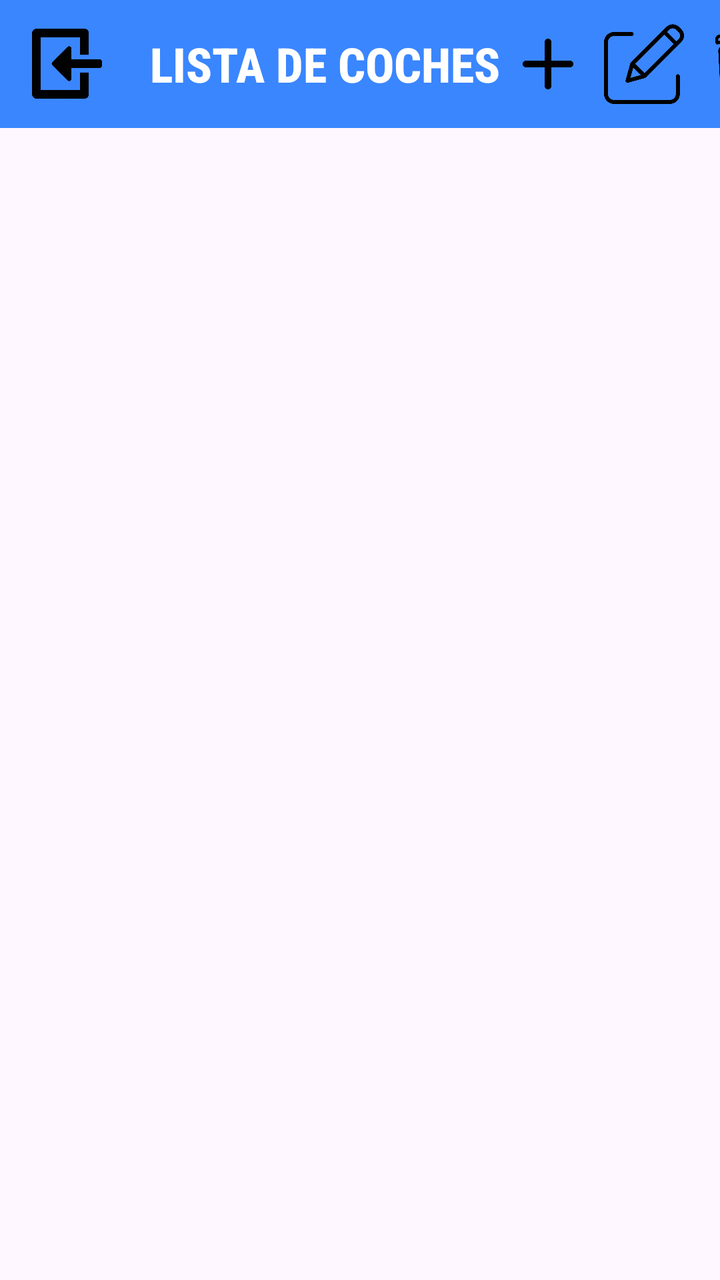
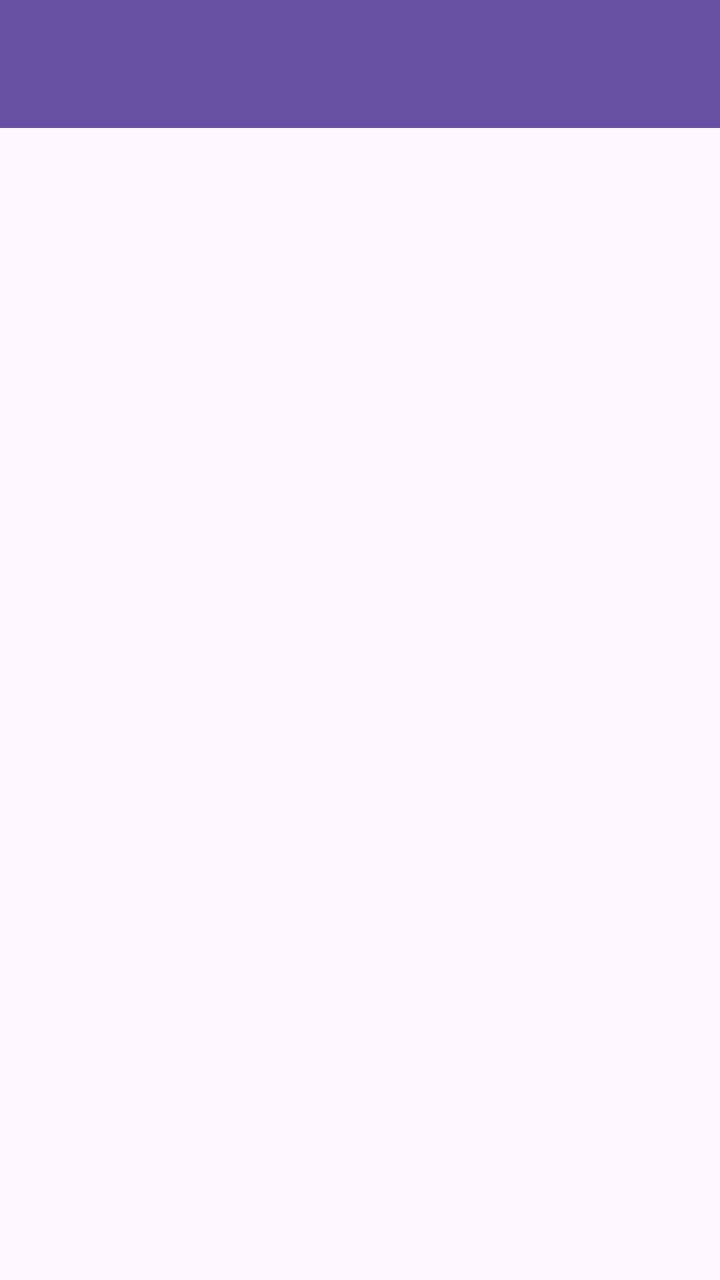

The first picture is an Android layout as it rendered before a commit; the second is the same layout after the commit. The layout source and the unified diff follow.
<!-- AndroidManifest.xml: application theme Theme.PracticaAndroid -->
<!-- res/layout/activity_lista.xml -->
<?xml version="1.0" encoding="utf-8"?>
<LinearLayout xmlns:android="http://schemas.android.com/apk/res/android"
    xmlns:app="http://schemas.android.com/apk/res-auto"
    xmlns:tools="http://schemas.android.com/tools"
    android:id="@+id/main"
    android:layout_width="match_parent"
    android:layout_height="match_parent"
    android:orientation="vertical"
    tools:context=".coches.ListaActivity">

    <androidx.appcompat.widget.Toolbar
        android:id="@+id/toolbar"
        android:layout_width="match_parent"
        android:layout_height="wrap_content"
        android:background="#3A86FF"
        android:minHeight="?attr/actionBarSize"
        android:theme="?attr/actionBarTheme"
        app:layout_constraintTop_toTopOf="parent"
        app:layout_constraintStart_toStartOf="parent"
        app:layout_constraintEnd_toEndOf="parent">

        <ImageView
            android:id="@+id/atras"
            android:layout_width="35dp"
            android:layout_height="35dp"
            app:layout_constraintBottom_toBottomOf="parent"
            app:layout_constraintEnd_toEndOf="parent"
            app:layout_constraintHorizontal_bias="0.042"
            app:layout_constraintStart_toStartOf="parent"
            app:layout_constraintTop_toTopOf="parent"
            app:layout_constraintVertical_bias="0.021"
            app:srcCompat="@drawable/atras" />

        <TextView
            android:id="@+id/textView6"
            android:layout_width="wrap_content"
            android:layout_height="wrap_content"
            android:fontFamily="sans-serif-condensed-medium"
            android:gravity="center"
            android:text="LISTA DE COCHES"
            android:textAlignment="center"
            android:textColor="@color/white"
            android:textSize="24sp"
            android:textStyle="bold"
            android:layout_marginStart="40dp"
            app:layout_constraintBottom_toBottomOf="parent"
            app:layout_constraintEnd_toEndOf="parent"
            app:layout_constraintHorizontal_bias="0.496"
            app:layout_constraintStart_toStartOf="parent"
            app:layout_constraintTop_toTopOf="parent"
            app:layout_constraintVertical_bias="0.022" />

        <LinearLayout
            android:layout_width="wrap_content"
            android:layout_height="match_parent"
            android:layout_gravity="end"
            android:orientation="horizontal">

            <ImageView
                android:id="@+id/iconoMas"
                android:layout_width="40dp"
                android:layout_height="40dp"
                android:layout_margin="4dp"
                app:srcCompat="@drawable/mas" />

            <ImageView
                android:id="@+id/iconoEditar"
                android:layout_width="40dp"
                android:layout_height="40dp"
                android:layout_margin="4dp"
                app:srcCompat="@drawable/editar" />

            <ImageView
                android:id="@+id/iconoEliminar"
                android:layout_width="40dp"
                android:layout_height="40dp"
                android:layout_margin="4dp"
                app:srcCompat="@drawable/eliminar" />

        </LinearLayout>

    </androidx.appcompat.widget.Toolbar>

    <androidx.recyclerview.widget.RecyclerView
        android:id="@+id/lista"
        android:layout_width="match_parent"
        android:layout_height="match_parent" />

</LinearLayout>
<!-- resources referenced by this layout -->
<resources>
  <color name="white">#FFFFFFFF</color>
  <!-- drawable atras: png bitmap (drawable, 29389 bytes) -->
  <!-- drawable editar: png bitmap (drawable, 11070 bytes) -->
  <!-- drawable eliminar: png bitmap (drawable, 17795 bytes) -->
  <!-- drawable mas: png bitmap (drawable, 3395 bytes) -->
  <style name="Theme.PracticaAndroid" parent="Base.Theme.PracticaAndroid" />
  <style name="Base.Theme.PracticaAndroid" parent="Theme.Material3.DayNight.NoActionBar">
          
          
      </style>
</resources>

<!-- the commit's change to res/layout/activity_lista.xml (unified diff, before → after) -->
@@ -1,6 +1,5 @@
 <?xml version="1.0" encoding="utf-8"?>
 <LinearLayout xmlns:android="http://schemas.android.com/apk/res/android"
-    xmlns:app="http://schemas.android.com/apk/res-auto"
     xmlns:tools="http://schemas.android.com/tools"
     android:id="@+id/main"
     android:layout_width="match_parent"
@@ -9,77 +8,12 @@
     tools:context=".coches.ListaActivity">
 
     <androidx.appcompat.widget.Toolbar
-        android:id="@+id/toolbar"
+        android:id="@+id/toolbarLista"
         android:layout_width="match_parent"
         android:layout_height="wrap_content"
-        android:background="#3A86FF"
+        android:background="?attr/colorPrimary"
         android:minHeight="?attr/actionBarSize"
-        android:theme="?attr/actionBarTheme"
-        app:layout_constraintTop_toTopOf="parent"
-        app:layout_constraintStart_toStartOf="parent"
-        app:layout_constraintEnd_toEndOf="parent">
-
-        <ImageView
-            android:id="@+id/atras"
-            android:layout_width="35dp"
-            android:layout_height="35dp"
-            app:layout_constraintBottom_toBottomOf="parent"
-            app:layout_constraintEnd_toEndOf="parent"
-            app:layout_constraintHorizontal_bias="0.042"
-            app:layout_constraintStart_toStartOf="parent"
-            app:layout_constraintTop_toTopOf="parent"
-            app:layout_constraintVertical_bias="0.021"
-            app:srcCompat="@drawable/atras" />
-
-        <TextView
-            android:id="@+id/textView6"
-            android:layout_width="wrap_content"
-            android:layout_height="wrap_content"
-            android:fontFamily="sans-serif-condensed-medium"
-            android:gravity="center"
-            android:text="LISTA DE COCHES"
-            android:textAlignment="center"
-            android:textColor="@color/white"
-            android:textSize="24sp"
-            android:textStyle="bold"
-            android:layout_marginStart="40dp"
-            app:layout_constraintBottom_toBottomOf="parent"
-            app:layout_constraintEnd_toEndOf="parent"
-            app:layout_constraintHorizontal_bias="0.496"
-            app:layout_constraintStart_toStartOf="parent"
-            app:layout_constraintTop_toTopOf="parent"
-            app:layout_constraintVertical_bias="0.022" />
-
-        <LinearLayout
-            android:layout_width="wrap_content"
-            android:layout_height="match_parent"
-            android:layout_gravity="end"
-            android:orientation="horizontal">
-
-            <ImageView
-                android:id="@+id/iconoMas"
-                android:layout_width="40dp"
-                android:layout_height="40dp"
-                android:layout_margin="4dp"
-                app:srcCompat="@drawable/mas" />
-
-            <ImageView
-                android:id="@+id/iconoEditar"
-                android:layout_width="40dp"
-                android:layout_height="40dp"
-                android:layout_margin="4dp"
-                app:srcCompat="@drawable/editar" />
-
-            <ImageView
-                android:id="@+id/iconoEliminar"
-                android:layout_width="40dp"
-                android:layout_height="40dp"
-                android:layout_margin="4dp"
-                app:srcCompat="@drawable/eliminar" />
-
-        </LinearLayout>
-
-    </androidx.appcompat.widget.Toolbar>
+        android:theme="?attr/actionBarTheme" />
 
     <androidx.recyclerview.widget.RecyclerView
         android:id="@+id/lista"
<!-- resource entries referenced after the edit -->
@@ -1,10 +1,5 @@
 <!-- resources referenced by this layout -->
 <resources>
-  <color name="white">#FFFFFFFF</color>
-  <!-- drawable atras: png bitmap (drawable, 29389 bytes) -->
-  <!-- drawable editar: png bitmap (drawable, 11070 bytes) -->
-  <!-- drawable eliminar: png bitmap (drawable, 17795 bytes) -->
-  <!-- drawable mas: png bitmap (drawable, 3395 bytes) -->
   <style name="Theme.PracticaAndroid" parent="Base.Theme.PracticaAndroid" />
   <style name="Base.Theme.PracticaAndroid" parent="Theme.Material3.DayNight.NoActionBar">
           
